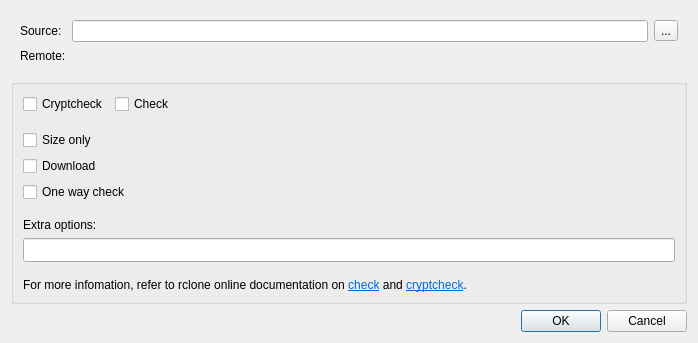
holazt/RcloneBrowser, file src/check_dialog.ui: the form before one commit.
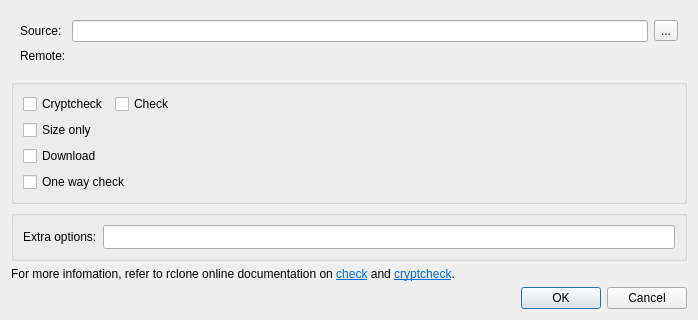
The form after the commit.

Commit message: various layouts and tooltips updated

The edit to the form file:
```diff
--- a/src/check_dialog.ui
+++ b/src/check_dialog.ui
@@ -7,7 +7,7 @@
     <x>0</x>
     <y>0</y>
     <width>714</width>
-    <height>414</height>
+    <height>372</height>
    </rect>
   </property>
   <property name="sizePolicy">
@@ -149,22 +149,6 @@
         </item>
        </layout>
       </item>
-      <item>
-       <spacer name="verticalSpacer_2">
-        <property name="orientation">
-         <enum>Qt::Vertical</enum>
-        </property>
-        <property name="sizeType">
-         <enum>QSizePolicy::Fixed</enum>
-        </property>
-        <property name="sizeHint" stdset="0">
-         <size>
-          <width>20</width>
-          <height>10</height>
-         </size>
-        </property>
-       </spacer>
-      </item>
       <item>
        <widget class="QCheckBox" name="sizeOnly">
         <property name="toolTip">
@@ -201,22 +185,15 @@
         </property>
        </widget>
       </item>
-      <item>
-       <spacer name="verticalSpacer">
-        <property name="orientation">
-         <enum>Qt::Vertical</enum>
-        </property>
-        <property name="sizeType">
-         <enum>QSizePolicy::Fixed</enum>
-        </property>
-        <property name="sizeHint" stdset="0">
-         <size>
-          <width>20</width>
-          <height>10</height>
-         </size>
-        </property>
-       </spacer>
-      </item>
+     </layout>
+    </widget>
+   </item>
+   <item>
+    <widget class="QGroupBox" name="groupBox_2">
+     <property name="title">
+      <string/>
+     </property>
+     <layout class="QHBoxLayout" name="horizontalLayout_2">
       <item>
        <widget class="QLabel" name="label">
         <property name="text">
@@ -239,39 +216,23 @@
          </size>
         </property>
         <property name="toolTip">
-         <string>&lt;html&gt;&lt;head/&gt;&lt;body&gt;&lt;p&gt;extra option for rclone e.g. --fast-list&lt;/p&gt;&lt;/body&gt;&lt;/html&gt;</string>
-        </property>
-       </widget>
-      </item>
-      <item>
-       <spacer name="verticalSpacer_3">
-        <property name="orientation">
-         <enum>Qt::Vertical</enum>
-        </property>
-        <property name="sizeType">
-         <enum>QSizePolicy::Fixed</enum>
-        </property>
-        <property name="sizeHint" stdset="0">
-         <size>
-          <width>20</width>
-          <height>10</height>
-         </size>
-        </property>
-       </spacer>
-      </item>
-      <item>
-       <widget class="QLabel" name="label_2">
-        <property name="text">
-         <string>&lt;html&gt;&lt;head/&gt;&lt;body&gt;&lt;p&gt;For more infomation, refer to rclone online documentation on &lt;a href=&quot;https://rclone.org/commands/rclone_check/&quot;&gt;&lt;span style=&quot; text-decoration: underline; color:#0068da;&quot;&gt;check&lt;/span&gt;&lt;/a&gt; and &lt;a href=&quot;https://rclone.org/commands/rclone_cryptcheck/&quot;&gt;&lt;span style=&quot; text-decoration: underline; color:#0068da;&quot;&gt;cryptcheck&lt;/span&gt;&lt;/a&gt;.&lt;/p&gt;&lt;/body&gt;&lt;/html&gt;</string>
-        </property>
-        <property name="textFormat">
-         <enum>Qt::RichText</enum>
+         <string>&lt;html&gt;&lt;head/&gt;&lt;body&gt;&lt;p&gt;extra options applied to rclone during transfer&lt;/p&gt;&lt;p&gt;e.g. --filter &amp;quot;- *.bak&amp;quot;&lt;/p&gt;&lt;/body&gt;&lt;/html&gt;</string>
         </property>
        </widget>
       </item>
      </layout>
     </widget>
    </item>
+   <item>
+    <widget class="QLabel" name="label_2">
+     <property name="text">
+      <string>&lt;html&gt;&lt;head/&gt;&lt;body&gt;&lt;p&gt;For more infomation, refer to rclone online documentation on &lt;a href=&quot;https://rclone.org/commands/rclone_check/&quot;&gt;&lt;span style=&quot; text-decoration: underline; color:#0068da;&quot;&gt;check&lt;/span&gt;&lt;/a&gt; and &lt;a href=&quot;https://rclone.org/commands/rclone_cryptcheck/&quot;&gt;&lt;span style=&quot; text-decoration: underline; color:#0068da;&quot;&gt;cryptcheck&lt;/span&gt;&lt;/a&gt;.&lt;/p&gt;&lt;/body&gt;&lt;/html&gt;</string>
+     </property>
+     <property name="textFormat">
+      <enum>Qt::RichText</enum>
+     </property>
+    </widget>
+   </item>
    <item>
     <widget class="QDialogButtonBox" name="buttonBox">
      <property name="standardButtons">
```
Left out of the diff: 47 changed lines with no effect on the pictures. The commit also changes 2 other files.
